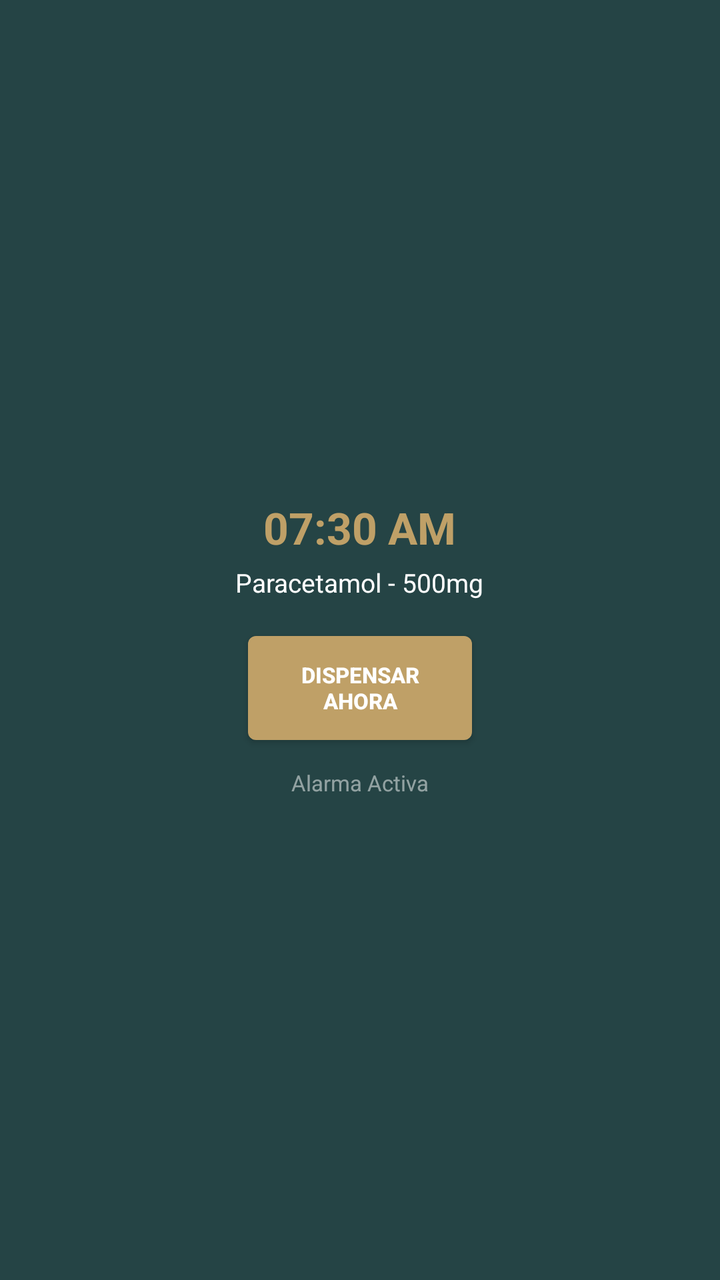
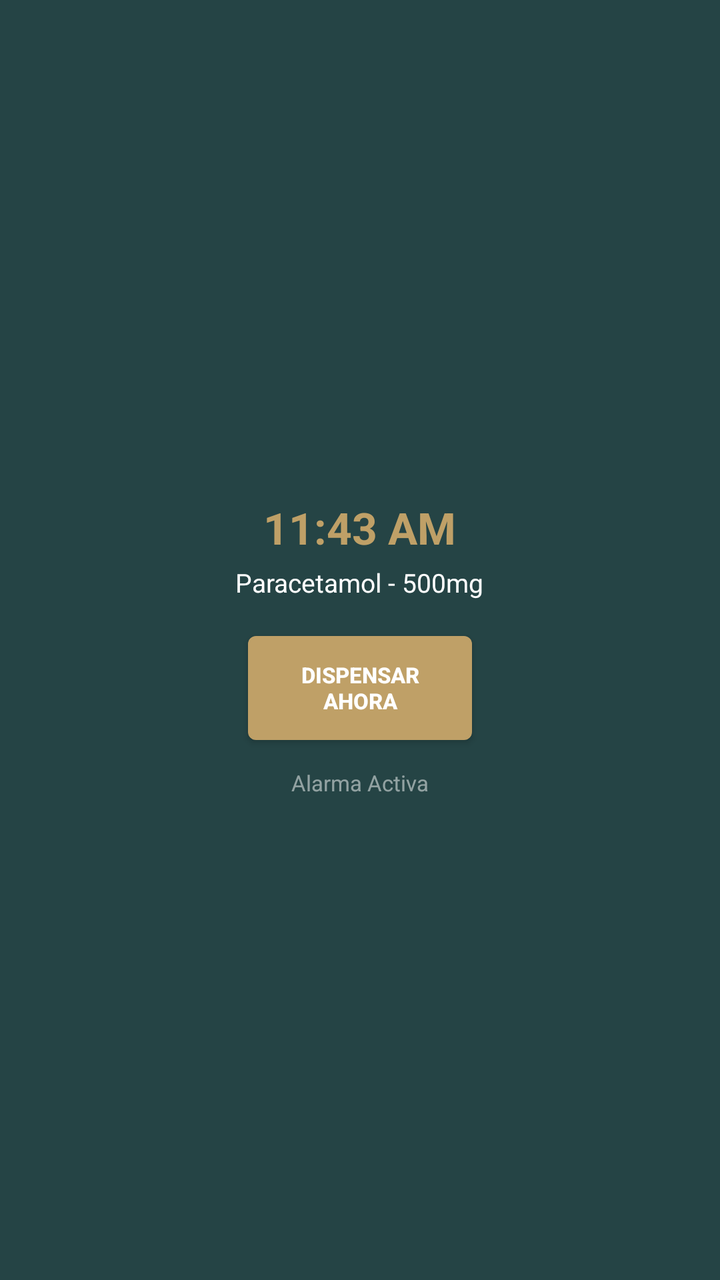

Screens rendered from an Android XML layout before and after an edit, with the pre-edit source and the edit as a unified diff.
<!-- AndroidManifest.xml: activity theme android:Theme.DeviceDefault.NoActionBar -->
<!-- res/layout/activity_main.xml -->
<?xml version="1.0" encoding="utf-8"?>
<ScrollView xmlns:android="http://schemas.android.com/apk/res/android"
    xmlns:tools="http://schemas.android.com/tools"
    android:layout_width="match_parent"
    android:layout_height="match_parent"
    android:background="#254445"
    android:fillViewport="true"
    tools:context=".MainActivity">

  <LinearLayout
      android:layout_width="match_parent"
      android:layout_height="wrap_content"
      android:gravity="center"
      android:orientation="vertical"
      android:padding="16dp">

    
    <TextView
        android:id="@+id/tvHoraAlarma"
        android:layout_width="wrap_content"
        android:layout_height="wrap_content"
        android:layout_marginTop="8dp"
        android:text="07:30 AM"
        android:textColor="#BFA067"
        android:textSize="22sp"
        android:textStyle="bold" />

    
    <TextView
        android:id="@+id/tvMedicamento"
        android:layout_width="wrap_content"
        android:layout_height="wrap_content"
        android:layout_marginTop="4dp"
        android:layout_marginBottom="12dp"
        android:text="Paracetamol - 500mg"
        android:textAlignment="center"
        android:textColor="#FFFFFF"
        android:textSize="13sp" />

    
    <Button
        android:id="@+id/btnDispensarAhora"
        android:layout_width="120dp"
        android:layout_height="64dp"
        android:backgroundTint="#BFA067"
        android:text="DISPENSAR\nAHORA"
        android:textColor="#FFFFFF"
        android:textSize="11sp"
        android:textStyle="bold" />

    
    <TextView
        android:id="@+id/tvEstadoAlarma"
        android:layout_width="wrap_content"
        android:layout_height="wrap_content"
        android:layout_marginTop="8dp"
        android:text="Alarma Activa"
        android:textColor="#80FFFFFF"
        android:textSize="11sp" />

  </LinearLayout>
</ScrollView>
<!-- resources referenced by this layout -->
<resources>

</resources>

<!-- the commit's change to res/layout/activity_main.xml (unified diff, before → after) -->
@@ -20,7 +20,7 @@
         android:layout_width="wrap_content"
         android:layout_height="wrap_content"
         android:layout_marginTop="8dp"
-        android:text="07:30 AM"
+        android:text="11:43 AM"
         android:textColor="#BFA067"
         android:textSize="22sp"
         android:textStyle="bold" />
